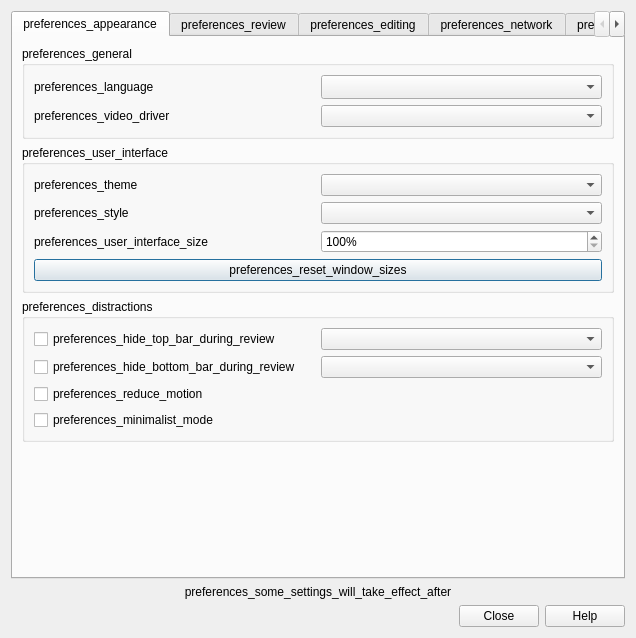
ankitects/anki, file qt/aqt/forms/preferences.ui: the form before one commit.
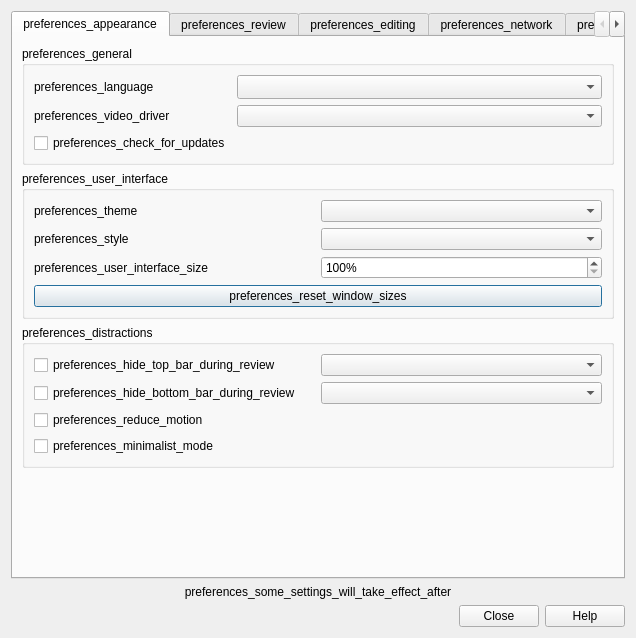
The form after the commit.

Commit message: Add option for toggling update checks

Diff of the .ui file:
```diff
--- a/qt/aqt/forms/preferences.ui
+++ b/qt/aqt/forms/preferences.ui
@@ -82,6 +82,19 @@
             </property>
            </widget>
           </item>
+          <item>
+           <widget class="QCheckBox" name="check_for_updates">
+            <property name="sizePolicy">
+             <sizepolicy hsizetype="Fixed" vsizetype="Fixed">
+              <horstretch>0</horstretch>
+              <verstretch>0</verstretch>
+             </sizepolicy>
+            </property>
+            <property name="text">
+             <string>preferences_check_for_updates</string>
+            </property>
+           </widget>
+          </item>
          </layout>
         </widget>
        </item>
```
The commit also changes 5 other files.
